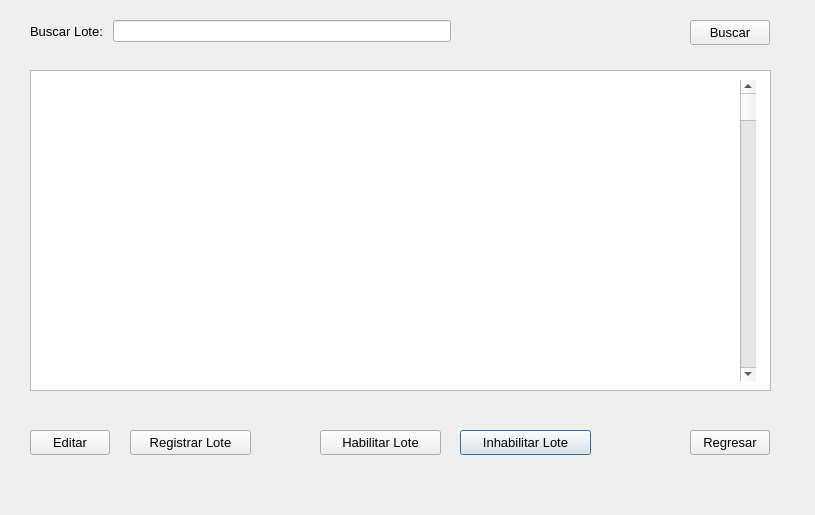
First picture: the form in PAF_GUI/PAF_GRAFICA/gui/gestionarlotegui.ui, repository JMOrbegoso/USS-2021-II-PP, before the edit.
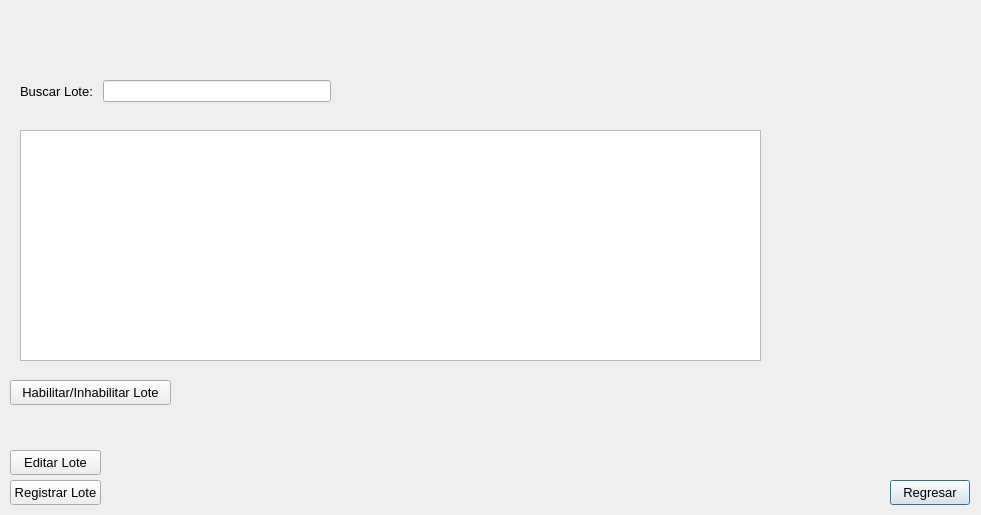
Second picture: the form after the edit. Icons and pictures are not drawn.

What changed in the file:
```diff
--- a/PAF_GUI/PAF_GRAFICA/gui/gestionarlotegui.ui
+++ b/PAF_GUI/PAF_GRAFICA/gui/gestionarlotegui.ui
@@ -6,7 +6,7 @@
    <rect>
     <x>0</x>
     <y>0</y>
-    <width>815</width>
+    <width>981</width>
     <height>515</height>
    </rect>
   </property>
@@ -17,29 +17,11 @@
    <iconset resource="../resource.qrc">
     <normaloff>:/img/vacuna.png</normaloff>:/img/vacuna.png</iconset>
   </property>
-  <widget class="QPushButton" name="inhabilitarButton">
-   <property name="geometry">
-    <rect>
-     <x>460</x>
-     <y>430</y>
-     <width>131</width>
-     <height>25</height>
-    </rect>
-   </property>
-   <property name="font">
-    <font>
-     <pointsize>10</pointsize>
-    </font>
-   </property>
-   <property name="text">
-    <string>Inhabilitar Lote</string>
-   </property>
-  </widget>
   <widget class="QPushButton" name="regresarButton">
    <property name="geometry">
     <rect>
-     <x>690</x>
-     <y>430</y>
+     <x>890</x>
+     <y>480</y>
      <width>80</width>
      <height>25</height>
     </rect>
@@ -56,19 +38,19 @@
   <widget class="QListWidget" name="lotesListWidget">
    <property name="geometry">
     <rect>
-     <x>30</x>
-     <y>70</y>
+     <x>20</x>
+     <y>130</y>
      <width>741</width>
-     <height>321</height>
+     <height>231</height>
     </rect>
    </property>
   </widget>
   <widget class="QPushButton" name="registrarButton">
    <property name="geometry">
     <rect>
-     <x>130</x>
-     <y>430</y>
-     <width>121</width>
+     <x>10</x>
+     <y>480</y>
+     <width>91</width>
      <height>25</height>
     </rect>
    </property>
@@ -84,9 +66,9 @@
   <widget class="QPushButton" name="habilitarButton">
    <property name="geometry">
     <rect>
-     <x>320</x>
-     <y>430</y>
-     <width>121</width>
+     <x>10</x>
+     <y>380</y>
+     <width>161</width>
      <height>25</height>
     </rect>
    </property>
@@ -96,46 +78,15 @@
     </font>
    </property>
    <property name="text">
-    <string>Habilitar Lote</string>
-   </property>
-  </widget>
-  <widget class="QPushButton" name="buscarButton">
-   <property name="geometry">
-    <rect>
-     <x>690</x>
-     <y>20</y>
-     <width>80</width>
-     <height>25</height>
-    </rect>
-   </property>
-   <property name="font">
-    <font>
-     <pointsize>10</pointsize>
-    </font>
-   </property>
-   <property name="text">
-    <string>Buscar</string>
-   </property>
-  </widget>
-  <widget class="QScrollBar" name="verticalScrollBar">
-   <property name="geometry">
-    <rect>
-     <x>740</x>
-     <y>80</y>
-     <width>16</width>
-     <height>301</height>
-    </rect>
-   </property>
-   <property name="orientation">
-    <enum>Qt::Vertical</enum>
+    <string>Habilitar/Inhabilitar Lote</string>
    </property>
   </widget>
   <widget class="QPushButton" name="editarButton">
    <property name="geometry">
     <rect>
-     <x>30</x>
-     <y>430</y>
-     <width>80</width>
+     <x>10</x>
+     <y>450</y>
+     <width>91</width>
      <height>25</height>
     </rect>
    </property>
@@ -145,15 +96,15 @@
     </font>
    </property>
    <property name="text">
-    <string>Editar</string>
+    <string>Editar Lote</string>
    </property>
   </widget>
   <widget class="QWidget" name="formLayoutWidget">
    <property name="geometry">
     <rect>
-     <x>30</x>
-     <y>20</y>
-     <width>421</width>
+     <x>20</x>
+     <y>80</y>
+     <width>311</width>
      <height>31</height>
     </rect>
    </property>
```
